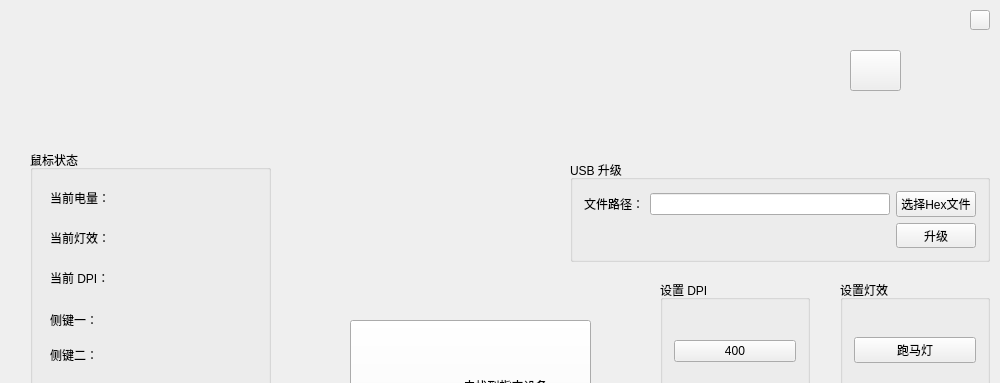
The window that MouseConfigTool/mouseconfigtool.ui (isDerek/MouseTool_v1.0) describes before a commit, drawn with Qt 5; both pictures show x 0 to 1000 and y 0 to 383 of the 1000 by 750 pixel window.
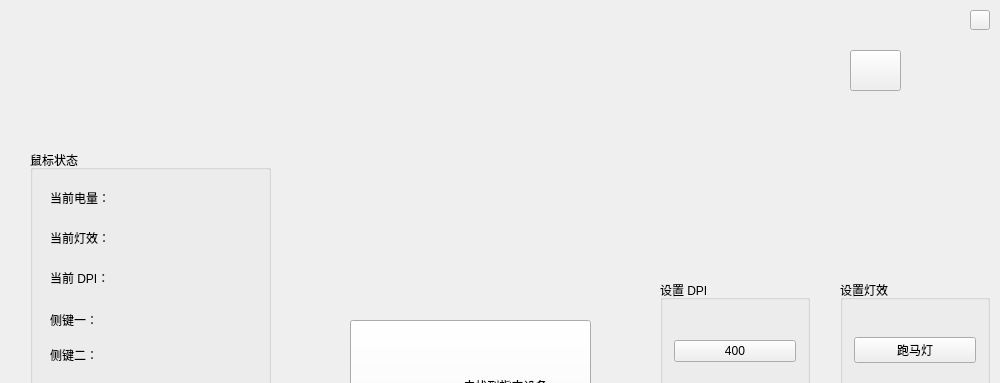
The same window after the commit.

Commit message: 测试完成全部接口，删除没必要的升级 UI

```diff
--- a/MouseConfigTool/mouseconfigtool.ui
+++ b/MouseConfigTool/mouseconfigtool.ui
@@ -20,60 +20,6 @@
    <enum>QTabWidget::Rounded</enum>
   </property>
   <widget class="QWidget" name="centralWidget">
-   <widget class="QGroupBox" name="usbUpdateGroup">
-    <property name="geometry">
-     <rect>
-      <x>570</x>
-      <y>160</y>
-      <width>420</width>
-      <height>102</height>
-     </rect>
-    </property>
-    <property name="minimumSize">
-     <size>
-      <width>420</width>
-      <height>0</height>
-     </size>
-    </property>
-    <property name="maximumSize">
-     <size>
-      <width>420</width>
-      <height>16777215</height>
-     </size>
-    </property>
-    <property name="title">
-     <string>USB 升级</string>
-    </property>
-    <property name="flat">
-     <bool>false</bool>
-    </property>
-    <layout class="QGridLayout" name="gridLayout_4">
-     <item row="0" column="2">
-      <widget class="QPushButton" name="selectHexFileBtn">
-       <property name="text">
-        <string>选择Hex文件</string>
-       </property>
-      </widget>
-     </item>
-     <item row="1" column="2">
-      <widget class="QPushButton" name="updateButton">
-       <property name="text">
-        <string>升级</string>
-       </property>
-      </widget>
-     </item>
-     <item row="0" column="1">
-      <widget class="QLineEdit" name="updateHexName"/>
-     </item>
-     <item row="0" column="0">
-      <widget class="QLabel" name="filePathText">
-       <property name="text">
-        <string>文件路径：</string>
-       </property>
-      </widget>
-     </item>
-    </layout>
-   </widget>
    <widget class="QGroupBox" name="getDriverModeGroup">
     <property name="geometry">
      <rect>
@@ -351,8 +297,8 @@
       <rect>
        <x>20</x>
        <y>120</y>
-       <width>72</width>
-       <height>15</height>
+       <width>81</width>
+       <height>16</height>
       </rect>
      </property>
      <property name="text">
```
The commit also changes 58 other files.
